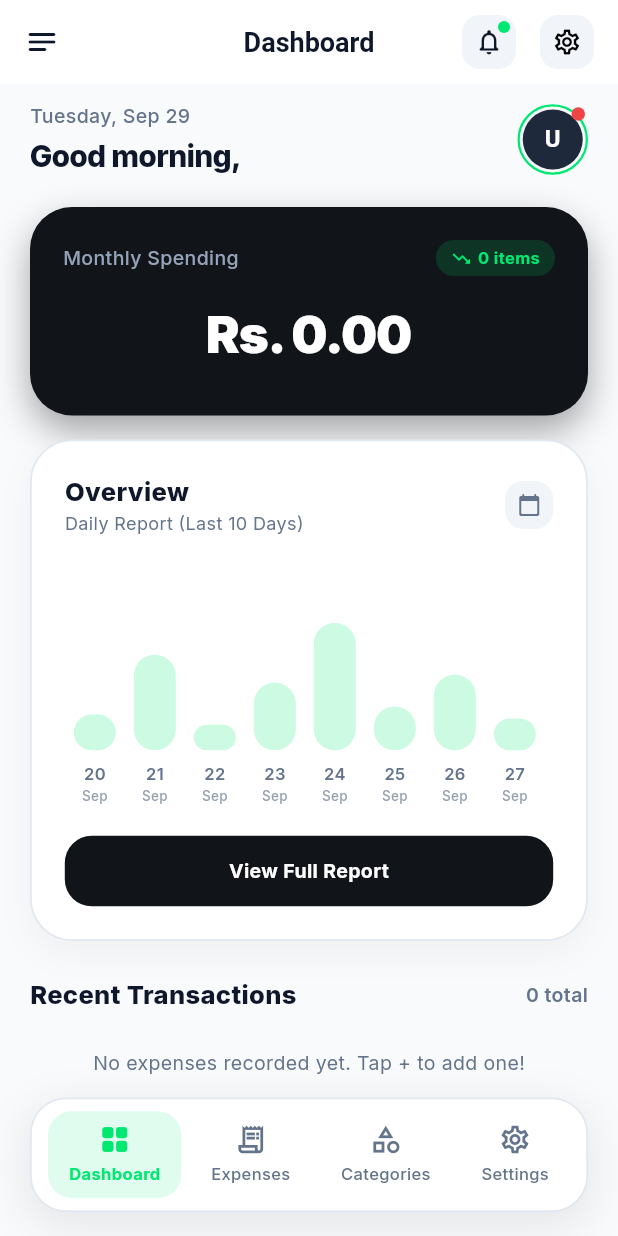
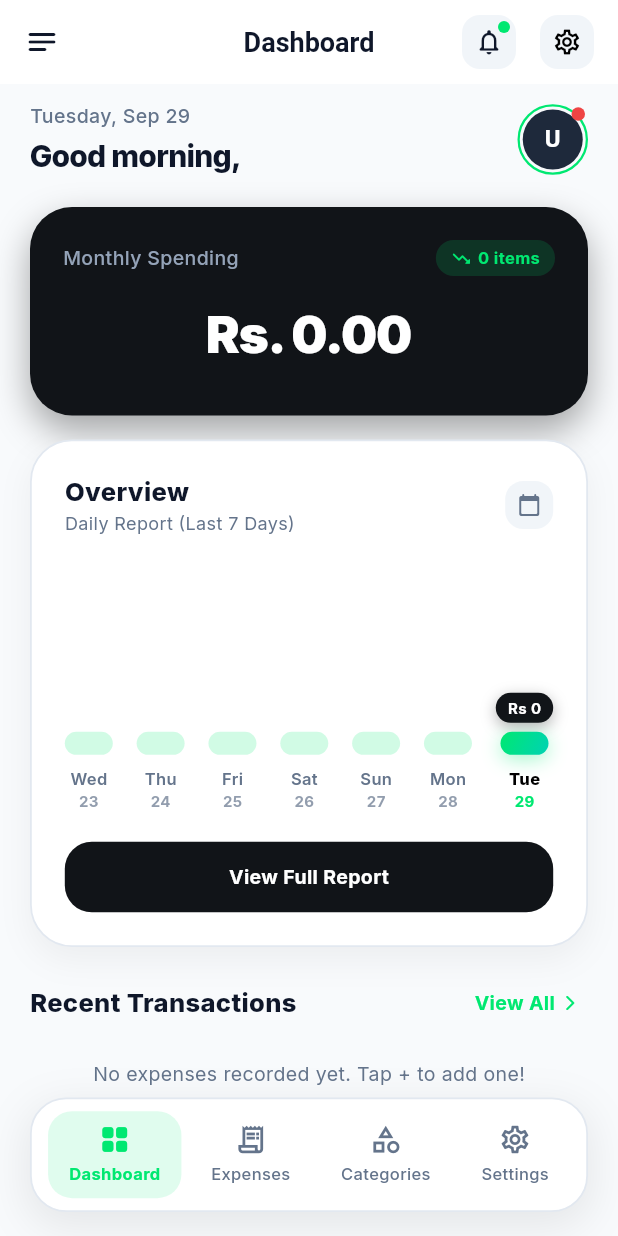
Before and after one commit to Binu0714/Fintra---Expense_Tracker, a Flutter app: the MainShellScreen screen opened directly, on a phone screen of 412 x 824 dp. Run offline on Flutter 3.47's test engine with Material 3 defaults, Android fonts, the phone set to English and light mode, and no system bars; our stand-ins replace cloud_firestore, firebase_auth, firebase_core, fl_chart, google_fonts; accounts and stored records are empty.

```diff
--- a/lib/presentation/screens/dashboard_screen.dart
+++ b/lib/presentation/screens/dashboard_screen.dart
@@ -11,7 +11,13 @@ import '../widgets/dashboard/total_expenses_hero_card.dart';
 
 class DashboardScreen extends StatelessWidget {
   final String userName;
-  DashboardScreen({super.key, this.userName = 'User'});
+  final Function(int tabIndex)? onSwitchTab;
+
+  DashboardScreen({
+    super.key,
+    this.userName = 'User',
+    this.onSwitchTab,
+  });
 
   final ExpenseRepository _expenseRepository = ExpenseRepository();
 
@@ -38,7 +44,7 @@ class DashboardScreen extends StatelessWidget {
               (sum, item) => sum + item.amount,
         );
 
-        final recentExpenses = allExpenses.take(2).toList();
+        final recentExpenses = allExpenses.take(3).toList();
 
         return SingleChildScrollView(
           physics: const BouncingScrollPhysics(),
@@ -71,7 +77,10 @@ class DashboardScreen extends StatelessWidget {
               StaggeredSlideFade(
                 index: 2,
                 child: OverviewChartCard(
-                  onViewFullReport: () {},
+                  allExpenses: allExpenses,
+                  onViewFullReport: () {
+                    onSwitchTab?.call(1);
+                  },
                 ),
               ),
               const SizedBox(height: 24),
@@ -90,17 +99,37 @@ class DashboardScreen extends StatelessWidget {
                         fontWeight: FontWeight.w800,
                       ),
                     ),
-                    Text(
-                      '${allExpenses.length} total',
-                      style: TextStyle(
-                        color: textSecondary,
-                        fontSize: 13,
-                        fontWeight: FontWeight.w600,
+                    InkWell(
+                      onTap: () {
+                        onSwitchTab?.call(1);
+                      },
+                      borderRadius: BorderRadius.circular(10),
+                      child: Padding(
+                        padding: const EdgeInsets.symmetric(horizontal: 6, vertical: 4),
+                        child: Row(
+                          children: [
+                            Text(
+                              'View All',
+                              style: TextStyle(
+                                color: AppColors.primaryMint,
+                                fontSize: 13,
+                                fontWeight: FontWeight.w700,
+                              ),
+                            ),
+                            const SizedBox(width: 4),
+                            const Icon(
+                              Icons.arrow_forward_ios_rounded,
+                              size: 12,
+                              color: AppColors.primaryMint,
+                            ),
+                          ],
+                        ),
                       ),
                     ),
                   ],
                 ),
               ),
+
               const SizedBox(height: 8),
 
               // Real Active Items from Firestore
--- a/lib/presentation/screens/main_shell_screen.dart
+++ b/lib/presentation/screens/main_shell_screen.dart
@@ -44,7 +44,14 @@ class _MainShellScreenState extends State<MainShellScreen> {
         final userInitial = userName.isNotEmpty ? userName[0].toUpperCase() : 'U';
 
         final List<Widget> pages = [
-          DashboardScreen(userName: userName),
+          DashboardScreen(
+            userName: userName,
+            onSwitchTab: (targetIndex) {
+              setState(() {
+                _currentIndex = targetIndex;
+              });
+            },
+          ),
           const ExpensesScreen(),
           const CategoriesScreen(),
           SettingsScreen(userName: userName, userEmail: userEmail),
--- a/lib/presentation/widgets/dashboard/overview_chart_card.dart
+++ b/lib/presentation/widgets/dashboard/overview_chart_card.dart
@@ -1,30 +1,24 @@
 import 'package:flutter/material.dart';
 import 'package:intl/intl.dart';
 import '../../../core/theme/app_colors.dart';
+import '../../../data/models/expense_model.dart';
 
 class OverviewChartCard extends StatefulWidget {
+  final List<ExpenseModel> allExpenses; // Real Firestore Data passed from Dashboard!
   final VoidCallback? onViewFullReport;
 
-  const OverviewChartCard({super.key, this.onViewFullReport});
+  const OverviewChartCard({
+    super.key,
+    required this.allExpenses,
+    this.onViewFullReport,
+  });
 
   @override
   State<OverviewChartCard> createState() => _OverviewChartCardState();
 }
 
 class _OverviewChartCardState extends State<OverviewChartCard> {
-  int _selectedBarIndex = 9;
-
-  late List<DateTime> _last10Dates;
-  final List<double> _dailyExpenses = [
-    45.0, 120.0, 30.0, 85.0, 160.0, 55.0, 95.0, 40.0, 110.0, 75.0
-  ];
-
-  @override
-  void initState() {
-    super.initState();
-    final now = DateTime.now();
-    _last10Dates = List.generate(10, (i) => now.subtract(Duration(days: 9 - i)));
-  }
+  int _selectedBarIndex = 6; // Defaults to Today (7th day)
 
   @override
   Widget build(BuildContext context) {
@@ -35,7 +29,19 @@ class _OverviewChartCardState extends State<OverviewChartCard> {
     final cardBorder = isDark ? AppColors.darkBorder : AppColors.lightBorder;
     final variantBg = isDark ? AppColors.darkSurfaceVariant : AppColors.lightSurfaceVariant;
 
-    final maxSpend = _dailyExpenses.reduce((a, b) => a > b ? a : b);
+    // 1. Generate the last 7 calendar days ending today
+    final now = DateTime.now();
+    final last7Dates = List.generate(7, (i) => now.subtract(Duration(days: 6 - i)));
+
+    // 2. Aggregate REAL expense totals for each of the 7 days
+    final List<double> dailyTotals = last7Dates.map((date) {
+      return widget.allExpenses.where((expense) {
+        return DateUtils.isSameDay(expense.date, date);
+      }).fold(0.0, (sum, item) => sum + item.amount);
+    }).toList();
+
+    // 3. Find the day with maximum expense
+    final double maxSpend = dailyTotals.reduce((a, b) => a > b ? a : b);
 
     return Container(
       padding: const EdgeInsets.all(22),
@@ -45,7 +51,7 @@ class _OverviewChartCardState extends State<OverviewChartCard> {
         border: Border.all(color: cardBorder, width: 1.2),
         boxShadow: [
           BoxShadow(
-            color: AppColors.black.withValues(alpha: isDark ? 0.3 : 0.04),
+            color: AppColors.black.withValues(alpha: isDark ? 0.35 : 0.05),
             blurRadius: 18,
             offset: const Offset(0, 8),
           ),
@@ -70,7 +76,7 @@ class _OverviewChartCardState extends State<OverviewChartCard> {
                     ),
                   ),
                   Text(
-                    'Daily Report (Last 10 Days)',
+                    'Daily Report (Last 7 Days)',
                     style: TextStyle(color: textSecondary, fontSize: 12),
                   ),
                 ],
@@ -85,32 +91,35 @@ class _OverviewChartCardState extends State<OverviewChartCard> {
               ),
             ],
           ),
-          const SizedBox(height: 20),
+          const SizedBox(height: 24),
 
-          // 10-Day Horizontal Scrollable Bar Chart
+          // 7-Day Chart Row
           SizedBox(
             height: 160,
-            child: SingleChildScrollView(
-              scrollDirection: Axis.horizontal,
-              physics: const BouncingScrollPhysics(),
             child: Row(
+              mainAxisAlignment: MainAxisAlignment.spaceBetween,
               crossAxisAlignment: CrossAxisAlignment.end,
-                children: List.generate(10, (index) {
+              children: List.generate(7, (index) {
                 final isSelected = index == _selectedBarIndex;
-                  final date = _last10Dates[index];
+                final date = last7Dates[index];
+                final dayLabel = DateFormat('E').format(date); // Mon, Tue, etc.
                 final dayNumber = DateFormat('d').format(date);
-                  final monthStr = DateFormat('MMM').format(date);
-                  final spendAmount = _dailyExpenses[index];
-                  final heightRatio = (spendAmount / maxSpend).clamp(0.2, 1.0);
+                final spendAmount = dailyTotals[index];
+
+                // Check if this day is the highest spender of the week
+                final isHighestDay = maxSpend > 0 && spendAmount == maxSpend;
+
+                // Dynamic height based on proportion of max spend
+                final heightRatio = maxSpend > 0
+                    ? (spendAmount / maxSpend).clamp(0.18, 1.0)
+                    : 0.18;
 
                 return GestureDetector(
                   onTap: () => setState(() => _selectedBarIndex = index),
-                    child: Padding(
-                      padding: const EdgeInsets.symmetric(horizontal: 6.0),
                   child: Column(
                     mainAxisAlignment: MainAxisAlignment.end,
                     children: [
-                          // Tooltip on Selected Bar
+                      // Tooltip showing actual amount when selected
                       if (isSelected)
                         Container(
                           margin: const EdgeInsets.only(bottom: 6),
@@ -127,7 +136,7 @@ class _OverviewChartCardState extends State<OverviewChartCard> {
                             ],
                           ),
                           child: Text(
-                                '\$${spendAmount.toStringAsFixed(0)}',
+                            'Rs ${spendAmount.toStringAsFixed(0)}',
                             style: const TextStyle(
                               color: AppColors.white,
                               fontSize: 10,
@@ -138,24 +147,37 @@ class _OverviewChartCardState extends State<OverviewChartCard> {
                       else
                         const SizedBox(height: 21),
 
-                          // Pill Bar (Green when selected)
+                      // Pill Bar: Solid Mint Gradient if Maximum Day or Selected!
                       AnimatedContainer(
                         duration: const Duration(milliseconds: 300),
-                            width: 28,
+                        width: 32,
                         height: 85 * heightRatio,
                         decoration: BoxDecoration(
-                              gradient: isSelected ? AppColors.primaryGradient : null,
-                              color: isSelected ? null : AppColors.primaryMint.withValues(alpha: 0.2),
+                          gradient: (isHighestDay || isSelected)
+                              ? AppColors.primaryGradient
+                              : null,
+                          color: (isHighestDay || isSelected)
+                              ? null
+                              : AppColors.primaryMint.withValues(alpha: 0.18),
                           borderRadius: BorderRadius.circular(14),
+                          boxShadow: (isHighestDay || isSelected)
+                              ? [
+                            BoxShadow(
+                              color: AppColors.primaryMint.withValues(alpha: 0.35),
+                              blurRadius: 10,
+                              offset: const Offset(0, 3),
+                            ),
+                          ]
+                              : null,
                         ),
                       ),
                       const SizedBox(height: 8),
 
-                          // Date Labels (e.g. "24\nMar")
+                      // Day & Date Labels
                       Column(
                         children: [
                           Text(
-                                dayNumber,
+                            dayLabel,
                             style: TextStyle(
                               color: isSelected
                                   ? (isDark ? AppColors.white : AppColors.black)
@@ -165,23 +187,21 @@ class _OverviewChartCardState extends State<OverviewChartCard> {
                             ),
                           ),
                           Text(
-                                monthStr,
+                            dayNumber,
                             style: TextStyle(
-                                  color: isSelected
+                              color: (isHighestDay || isSelected)
                                   ? AppColors.primaryMint
                                   : textSecondary.withValues(alpha: 0.7),
-                                  fontSize: 9,
-                                  fontWeight: FontWeight.w500,
+                              fontSize: 10,
+                              fontWeight: FontWeight.bold,
                             ),
                           ),
                         ],
                       ),
                     ],
                   ),
-                    ),
                 );
               }),
-              ),
             ),
           ),
 
```
Also changed, not shown: lib/presentation/widgets/common/expense_item_tile.dart (+70 -72 lines). Lines whose indentation alone changed are shown as unchanged.
